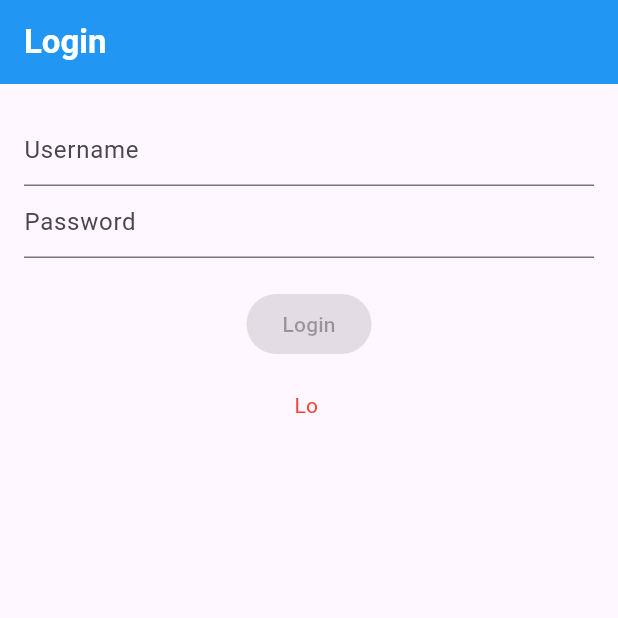
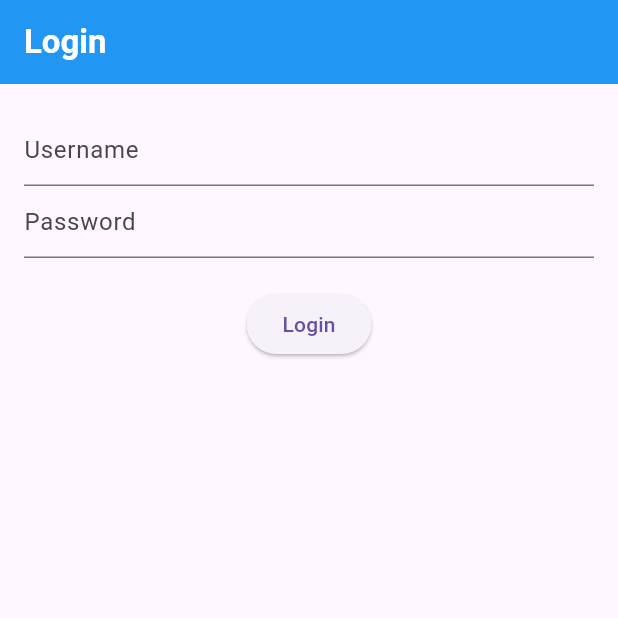
Before and after one commit to EchoOfHer/lab_4aug, a Flutter app: the screen it shows after launch, on a phone screen of 412 x 824 dp, the top half of it. Run offline on Flutter 3.47's test engine with Material 3 defaults, Android fonts, the phone set to English and light mode, and no system bars.

Commit message:
Feat : Login + checking credential

```diff
--- a/lib/Lab-week4/Assignment_1.dart
+++ b/lib/Lab-week4/Assignment_1.dart
@@ -8,7 +8,8 @@ class Login extends StatefulWidget {
 }
 
 class _LoginState extends State<Login> {
-  final Map<String, dynamic> user_credential = {
+  //----------------------------- variable
+  final Map<String, String> user_credential = {
     'user_name': 'admin',
     'user_password': '1234',
   };
@@ -17,6 +18,20 @@ class _LoginState extends State<Login> {
   TextEditingController tcUser_name = TextEditingController();
   TextEditingController tcUser_password = TextEditingController();
   String Login_status = '';
+  //----------------------------- method
+  void credentialCheck() {
+    setState(() {
+      user_name = tcUser_name.text;
+      user_password = tcUser_password.text;
+      if (user_name != user_credential['user_name'] ||
+          user_password != user_credential['user_password']) {
+        Login_status = 'Wrong username or password';
+      } else {
+        Login_status = 'Welcome $user_name';
+      }
+    });
+  }
+
   @override
   Widget build(BuildContext context) {
     return Scaffold(
@@ -43,14 +58,9 @@ class _LoginState extends State<Login> {
               decoration: InputDecoration(hintText: 'Password'),
             ),
           ),
-          ElevatedButton(onPressed: null, child: Text('Login')),
-          Padding(
-            padding: const EdgeInsets.only(top: 20),
-            child: Text(
-              'Lo $Login_status',
-              style: TextStyle(color: Colors.red),
-            ),
-          ),
+          ElevatedButton(onPressed: credentialCheck, child: Text('Login')),
+          SizedBox(height: 16),
+          Text('$Login_status', style: TextStyle(color: Colors.red)),
         ],
       ),
     );
```
